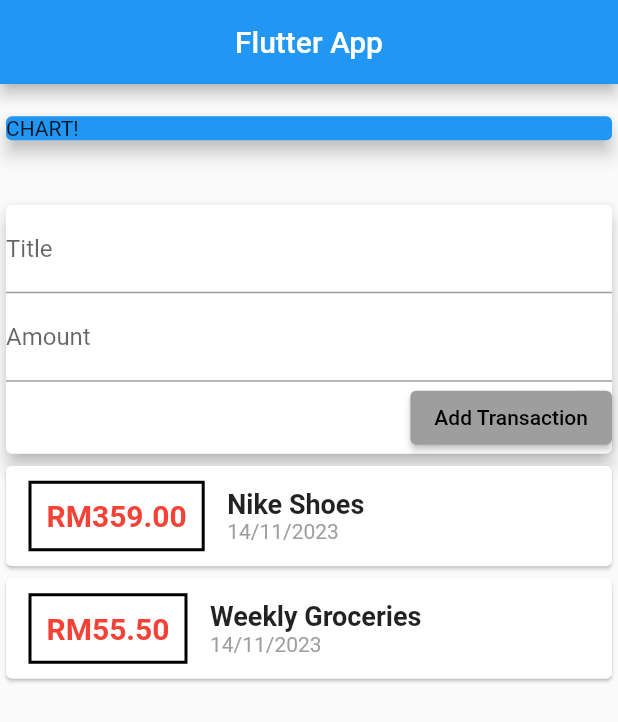
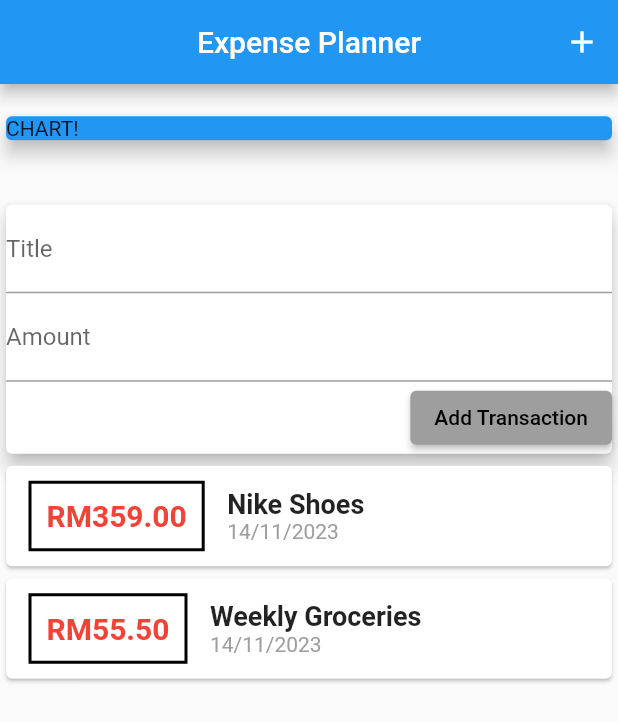
Before and after one commit to apikmeister/expense-app, a Flutter app: the screen it shows after launch, on a phone screen of 412 x 824 dp. Shown: the top 722 px of the screen. Run offline on Flutter 3.47's test engine with Material 2 defaults, Android fonts, the phone set to English and light mode, and no system bars.

Commit message:
Updated app title and added button to add expenses

```diff
--- a/lib/main.dart
+++ b/lib/main.dart
@@ -34,8 +34,14 @@ class MyHomePage extends StatelessWidget {
   Widget build(BuildContext context) {
     return Scaffold(
       appBar: AppBar(
-        title: Text('Flutter App'),
+        title: Text('Expense Planner'),
         centerTitle: true,
+        actions: [
+          IconButton(
+            onPressed: () {},
+            icon: Icon(Icons.add),
+          ),
+        ],
       ),
       body: Column(
         mainAxisAlignment: MainAxisAlignment.spaceAround,
```
